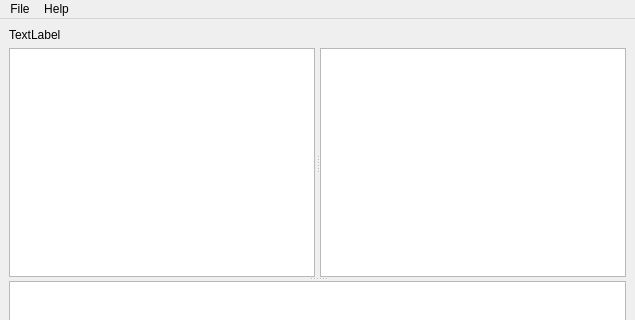
Above: mainwindow.ui from Mervish/bna-manager before the change; both pictures show x 0 to 635 and y 0 to 320 of the 635 by 540 pixel window. Below: the same form after it.
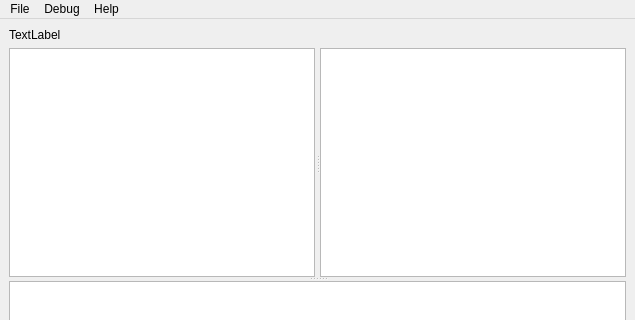
That is the form after the change. Icons and pictures are not drawn. Custom widgets are drawn as their Qt base class.

What changed in the file:
```diff
--- a/mainwindow.ui
+++ b/mainwindow.ui
@@ -113,7 +113,17 @@
     </property>
     <addaction name="actionAbout"/>
    </widget>
+   <widget class="QMenu" name="menuDebug">
+    <property name="title">
+     <string>Debug</string>
+    </property>
+    <addaction name="actionSCB_rebuilding_test"/>
+    <addaction name="actionMSG_extraction"/>
+    <addaction name="actionMSG_rebuilding_test"/>
+    <addaction name="actionBNA_rebuilding_test"/>
+   </widget>
    <addaction name="menuFile"/>
+   <addaction name="menuDebug"/>
    <addaction name="menuHelp"/>
   </widget>
   <widget class="QStatusBar" name="statusbar"/>
```
Left out of the diff: 24 changed lines with no effect on the pictures.
